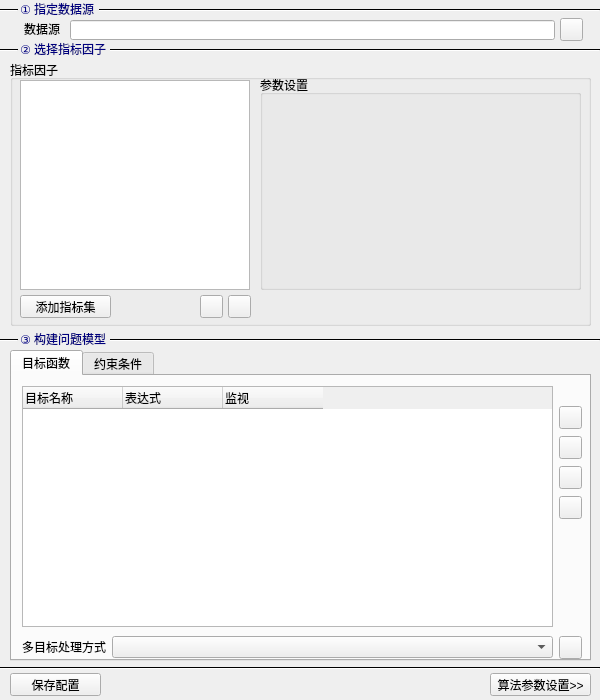
Qt form branches/SpatialOptimize/FormObject.ui (artifact113/particle-swarm-optimization) before a commit.
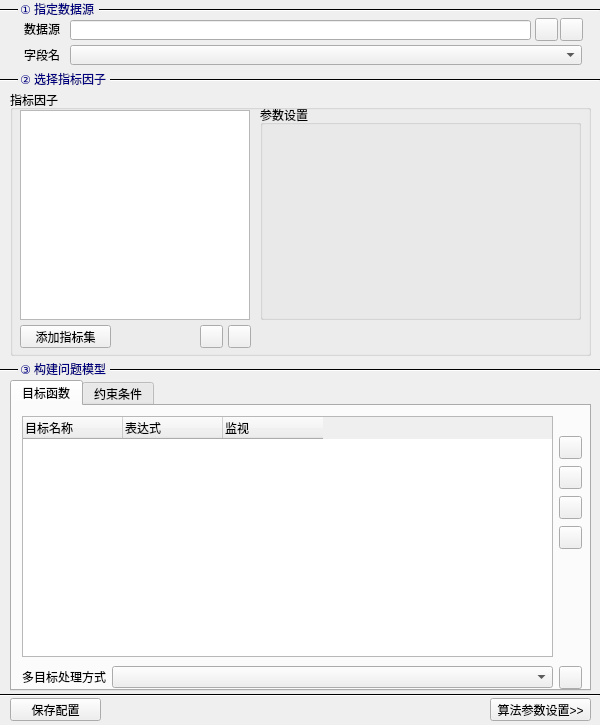
The same form after that commit. Icons and pictures are not drawn.

```diff
--- a/branches/SpatialOptimize/FormObject.ui
+++ b/branches/SpatialOptimize/FormObject.ui
@@ -7,7 +7,7 @@
     <x>0</x>
     <y>0</y>
     <width>600</width>
-    <height>700</height>
+    <height>725</height>
    </rect>
   </property>
   <property name="minimumSize">
@@ -19,7 +19,7 @@
   <property name="maximumSize">
    <size>
     <width>600</width>
-    <height>700</height>
+    <height>740</height>
    </size>
   </property>
   <property name="windowTitle">
@@ -33,7 +33,7 @@
    <property name="geometry">
     <rect>
      <x>0</x>
-     <y>658</y>
+     <y>685</y>
      <width>600</width>
      <height>20</height>
     </rect>
@@ -164,7 +164,7 @@
    <property name="geometry">
     <rect>
      <x>10</x>
-     <y>350</y>
+     <y>380</y>
      <width>581</width>
      <height>311</height>
     </rect>
@@ -558,7 +558,7 @@
    <property name="geometry">
     <rect>
      <x>10</x>
-     <y>673</y>
+     <y>698</y>
      <width>91</width>
      <height>23</height>
     </rect>
@@ -585,16 +585,19 @@
     <rect>
      <x>70</x>
      <y>20</y>
-     <width>485</width>
+     <width>461</width>
      <height>20</height>
     </rect>
    </property>
+   <property name="readOnly">
+    <bool>true</bool>
+   </property>
   </widget>
   <widget class="QGroupBox" name="groupIndicator">
    <property name="geometry">
     <rect>
      <x>10</x>
-     <y>60</y>
+     <y>90</y>
      <width>581</width>
      <height>266</height>
     </rect>
@@ -731,7 +734,7 @@
    <property name="geometry">
     <rect>
      <x>490</x>
-     <y>673</y>
+     <y>698</y>
      <width>101</width>
      <height>23</height>
     </rect>
@@ -1056,7 +1059,7 @@
    <property name="geometry">
     <rect>
      <x>0</x>
-     <y>40</y>
+     <y>70</y>
      <width>18</width>
      <height>20</height>
     </rect>
@@ -1187,7 +1190,7 @@
    <property name="geometry">
     <rect>
      <x>20</x>
-     <y>41</y>
+     <y>71</y>
      <width>91</width>
      <height>16</height>
     </rect>
@@ -1237,7 +1240,7 @@
    <property name="geometry">
     <rect>
      <x>110</x>
-     <y>40</y>
+     <y>70</y>
      <width>490</width>
      <height>20</height>
     </rect>
@@ -1368,7 +1371,7 @@
    <property name="geometry">
     <rect>
      <x>20</x>
-     <y>331</y>
+     <y>361</y>
      <width>91</width>
      <height>16</height>
     </rect>
@@ -1418,7 +1421,7 @@
    <property name="geometry">
     <rect>
      <x>0</x>
-     <y>330</y>
+     <y>360</y>
      <width>18</width>
      <height>20</height>
     </rect>
@@ -1549,7 +1552,7 @@
    <property name="geometry">
     <rect>
      <x>110</x>
-     <y>330</y>
+     <y>360</y>
      <width>490</width>
      <height>20</height>
     </rect>
@@ -1676,6 +1679,46 @@
     <enum>Qt::Horizontal</enum>
    </property>
   </widget>
+  <widget class="QPushButton" name="btnOpenDataSource">
+   <property name="geometry">
+    <rect>
+     <x>535</x>
+     <y>18</y>
+     <width>23</width>
+     <height>23</height>
+    </rect>
+   </property>
+   <property name="text">
+    <string/>
+   </property>
+   <property name="icon">
+    <iconset resource="HPGCToolbox.qrc">
+     <normaloff>:/openfolder</normaloff>:/openfolder</iconset>
+   </property>
+  </widget>
+  <widget class="QLabel" name="label1_2">
+   <property name="geometry">
+    <rect>
+     <x>24</x>
+     <y>47</y>
+     <width>41</width>
+     <height>16</height>
+    </rect>
+   </property>
+   <property name="text">
+    <string>字段名</string>
+   </property>
+  </widget>
+  <widget class="QComboBox" name="cmbFieldName">
+   <property name="geometry">
+    <rect>
+     <x>70</x>
+     <y>45</y>
+     <width>512</width>
+     <height>20</height>
+    </rect>
+   </property>
+  </widget>
  </widget>
  <resources>
   <include location="HPGCToolbox.qrc"/>
```
Left out of the diff: 4 changed lines with no effect on the pictures.
